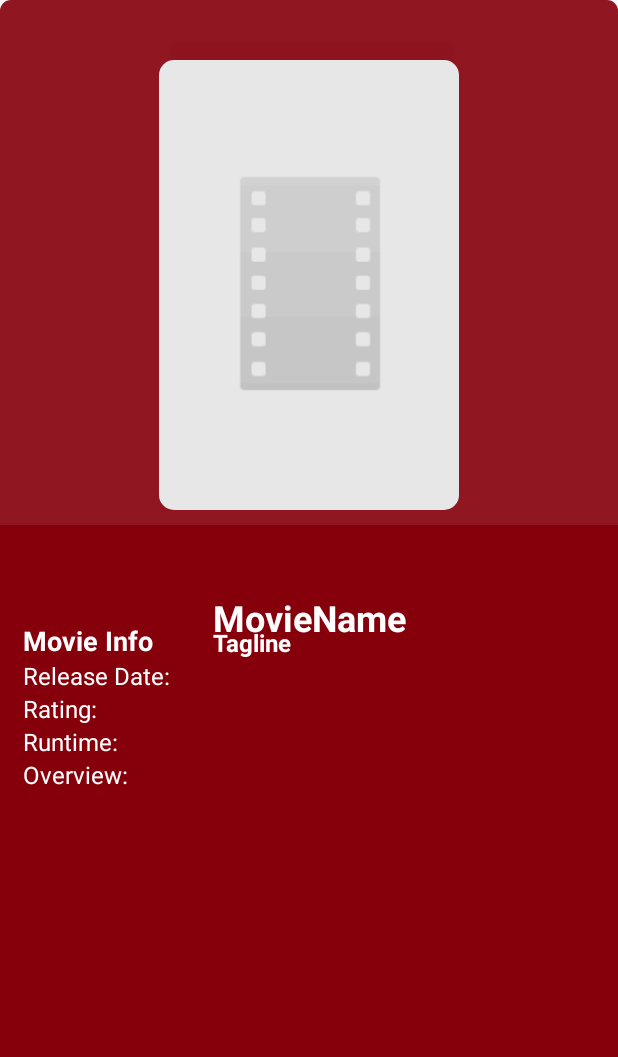
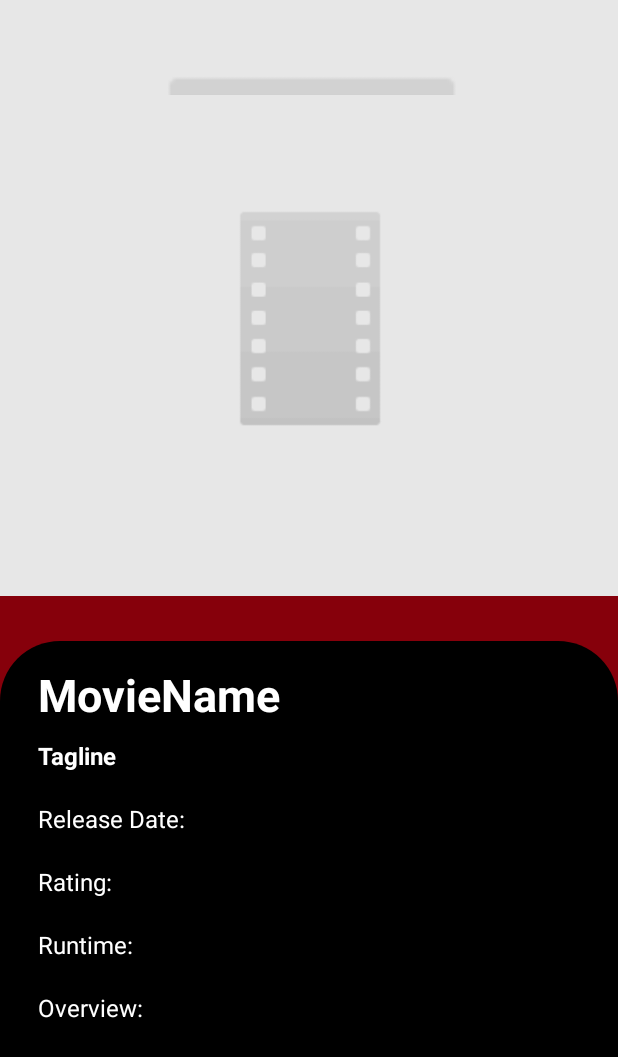
Before and after one commit to noblehonorable/myapplicationretrofit, an Android app: the DetailsMovieActivity screen opened directly, with no data from a screen before it, on a phone screen of 412 x 824 dp. Shown: the top 1057 px of the screen. Run offline under Robolectric (Android 15) with nearby library versions, the phone set to English and light mode, and no system bars; network calls fail; pictures from the network do not load.

Commit message:
style changes

```diff
--- a/app/src/main/res/drawable/background_details.xml
+++ b/app/src/main/res/drawable/background_details.xml
@@ -1,7 +1,7 @@
 <?xml version="1.0" encoding="utf-8"?>
 <shape xmlns:android="http://schemas.android.com/apk/res/android">
 <solid
-    android:color="@color/DarkOrange"/>
+    android:color="@color/black"/>
     <corners
         android:topLeftRadius="40dp"
         android:topRightRadius="40dp"/>
--- a/app/src/main/res/layout/activity_details_movie.xml
+++ b/app/src/main/res/layout/activity_details_movie.xml
@@ -10,16 +10,13 @@
     <ImageView
         android:id="@+id/backgroundImage"
         android:layout_width="match_parent"
-        android:layout_height="350dp"
-        android:alpha="0.1"
+        android:layout_height="0dp"
         android:scaleType="centerCrop"
         android:src="@drawable/placeholder"
         app:layout_constraintBottom_toTopOf="@+id/contentLayout"
         app:layout_constraintEnd_toEndOf="parent"
         app:layout_constraintStart_toStartOf="parent"
         app:layout_constraintTop_toTopOf="parent" />
-
-
 
     <com.google.android.material.imageview.ShapeableImageView
         android:id="@+id/moviePoster"
@@ -32,7 +29,7 @@
         app:layout_constraintEnd_toEndOf="parent"
         app:layout_constraintStart_toStartOf="parent"
         app:layout_constraintTop_toTopOf="parent"
-        app:shapeAppearanceOverlay="@style/RoundedImgeView" />
+         />
 
     <androidx.constraintlayout.widget.ConstraintLayout
         android:id="@+id/contentLayout"
@@ -47,27 +44,26 @@
         app:layout_constraintTop_toBottomOf="@+id/backgroundImage">
 
         <ScrollView
-            android:layout_width="0dp"
+            android:layout_width="match_parent"
             android:layout_height="0dp"
             app:layout_constraintBottom_toBottomOf="parent"
             app:layout_constraintEnd_toEndOf="parent"
-            app:layout_constraintHorizontal_bias="0.0"
             app:layout_constraintStart_toStartOf="parent"
-            app:layout_constraintTop_toTopOf="parent"
-            app:layout_constraintVertical_bias="0.0">
+            app:layout_constraintTop_toTopOf="parent">
 
             <androidx.constraintlayout.widget.ConstraintLayout
                 android:layout_width="match_parent"
-                android:layout_height="wrap_content"
-                >
+                android:layout_height="wrap_content">
 
                 <TextView
                     android:id="@+id/movieName"
-                    android:layout_width="wrap_content"
+                    android:layout_width="0dp"
+                    android:paddingBottom="20sp"
+                    android:paddingLeft="10sp"
                     android:layout_height="wrap_content"
                     android:text="MovieName"
                     android:textColor="@android:color/white"
-                    android:textSize="24sp"
+                    android:textSize="30sp"
                     android:textStyle="bold"
                     app:layout_constraintEnd_toEndOf="parent"
                     app:layout_constraintStart_toStartOf="parent"
@@ -75,31 +71,21 @@
 
                 <TextView
                     android:id="@+id/tagline"
-                    android:layout_width="wrap_content"
+                    android:layout_width="0dp"
                     android:layout_height="wrap_content"
                     android:text="Tagline"
+                    android:padding="10sp"
                     android:textColor="@android:color/white"
                     android:textSize="16sp"
                     android:textStyle="bold"
                     app:layout_constraintBottom_toBottomOf="@id/movieName"
                     app:layout_constraintStart_toStartOf="@id/movieName"
-                    app:layout_constraintTop_toBottomOf="@id/movieName"
-                    app:layout_constraintVertical_bias="0.0" />
-
-                <TextView
-                    android:layout_width="wrap_content"
-                    android:layout_height="wrap_content"
-                    android:layout_marginTop="8dp"
-                    android:text="Movie Info"
-                    android:textColor="@android:color/white"
-                    android:textSize="18sp"
-                    android:textStyle="bold"
-                    app:layout_constraintBottom_toTopOf="@id/releaseDate"
-                    app:layout_constraintStart_toStartOf="parent" />
+                    app:layout_constraintTop_toBottomOf="@id/movieName" />
 
                 <TextView
                     android:id="@+id/releaseDate"
-                    android:layout_width="wrap_content"
+                    android:layout_width="0dp"
+                    android:padding="10sp"
                     android:layout_height="wrap_content"
                     android:text="Release Date:"
                     android:textColor="@android:color/white"
@@ -109,9 +95,10 @@
 
                 <TextView
                     android:id="@+id/rating"
-                    android:layout_width="wrap_content"
+                    android:layout_width="0dp"
                     android:layout_height="wrap_content"
                     android:text="Rating:"
+                    android:padding="10sp"
                     android:textColor="@android:color/white"
                     android:textSize="16sp"
                     app:layout_constraintStart_toStartOf="parent"
@@ -119,9 +106,10 @@
 
                 <TextView
                     android:id="@+id/runtime"
-                    android:layout_width="wrap_content"
+                    android:layout_width="0dp"
                     android:layout_height="wrap_content"
                     android:text="Runtime:"
+                    android:padding="10sp"
                     android:textColor="@android:color/white"
                     android:textSize="16sp"
                     app:layout_constraintStart_toStartOf="parent"
@@ -129,9 +117,10 @@
 
                 <TextView
                     android:id="@+id/overview"
-                    android:layout_width="wrap_content"
+                    android:layout_width="0dp"
                     android:layout_height="wrap_content"
                     android:text="Overview:"
+                    android:padding="10sp"
                     android:textColor="@android:color/white"
                     android:textSize="16sp"
                     app:layout_constraintStart_toStartOf="parent"
```
Also changed, not shown: app/src/main/java/eu/tutorials/myapplicationretrofit/response/TopRatedResponse.kt (deleted, +0 -27 lines).
